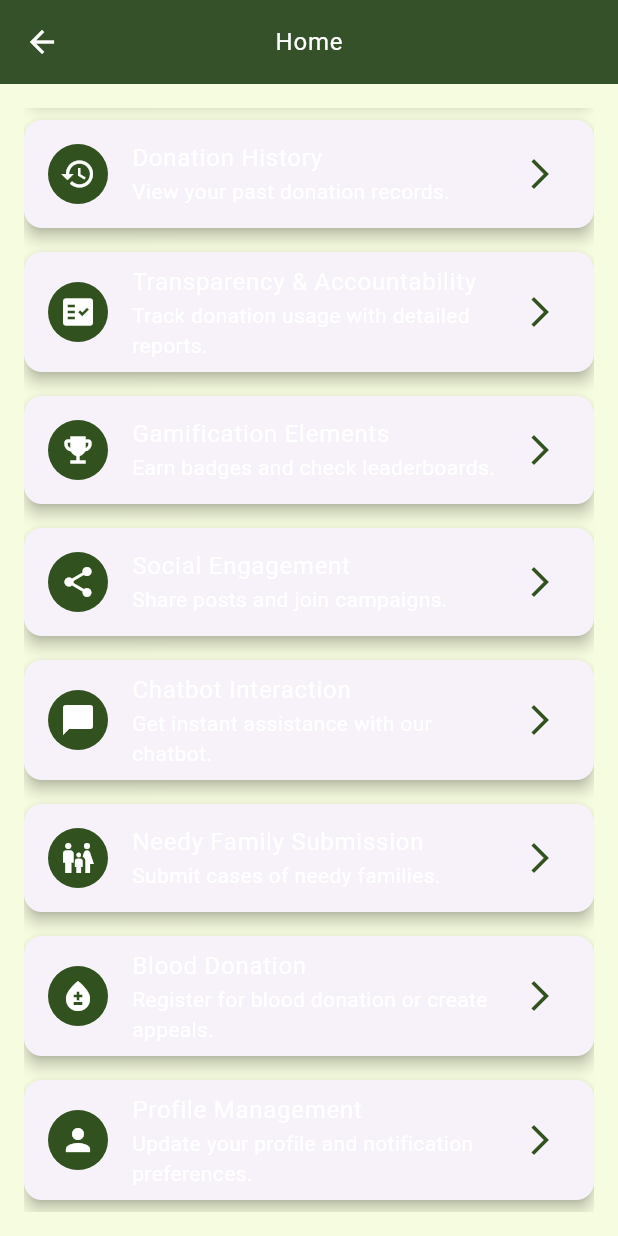
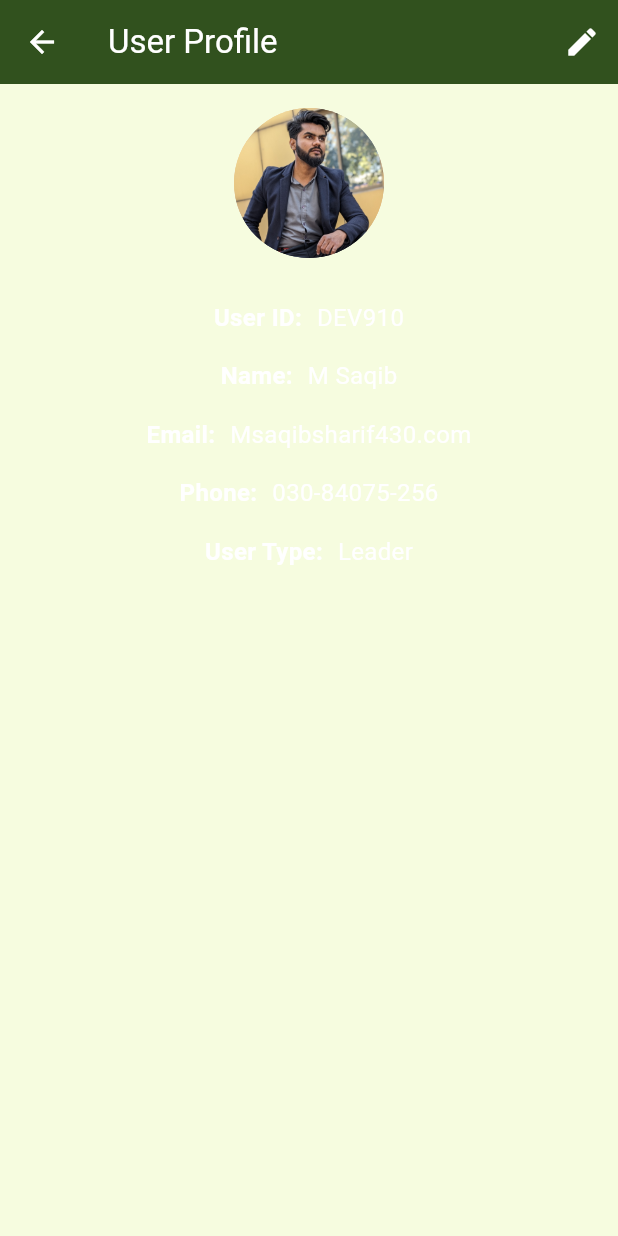
Before and after one commit to Muhammadsaqibsharif/kaar_e_kamal, a Flutter app: the UserHomeScreen screen opened by its route, scrolled down 96 dp, after a tap on "Profile Management", on a phone screen of 412 x 824 dp. Run offline on Flutter 3.47's test engine with Material 3 defaults, Android fonts, the light colour scheme and no system bars; our stand-ins replace shared_preferences; accounts and stored records are empty.

Commit message:
Working on User Screens 5 Profile Screen

```diff
--- a/lib/routes/app_routes.dart
+++ b/lib/routes/app_routes.dart
@@ -1,6 +1,7 @@
 import 'package:flutter/material.dart';
 import 'package:kaar_e_kamal/core/theme/theme_settings_screen.dart';
 import 'package:kaar_e_kamal/routes/route_names.dart';
+import 'package:kaar_e_kamal/screens/common/profile/user_profile_screen.dart';
 import 'package:kaar_e_kamal/screens/user/blood_donation/blood_appeal_screen.dart';
 import 'package:kaar_e_kamal/screens/user/blood_donation/blood_donation_history.dart';
 import 'package:kaar_e_kamal/screens/user/blood_donation/blood_donation_registration_screen.dart';
@@ -33,18 +34,25 @@ class AppRoutes {
           const UserHome2(), // New route for UserHome2
       RouteNames.DonationManagementScreen: (context) =>
           const DonationManagementScreen(),
-      RouteNames.DonationHistoryScreen: (context) =>
-          DonationHistoryScreen(),
-      RouteNames.FamilySubmissionForm: (context) =>
-          FamilySubmissionForm(),
+      RouteNames.DonationHistoryScreen: (context) => DonationHistoryScreen(),
+      RouteNames.FamilySubmissionForm: (context) => FamilySubmissionForm(),
       RouteNames.ChatbotInteractionScreen: (context) =>
           ChatbotInteractionScreen(),
-      RouteNames.BloodRequestScreen: (context) =>
-          BloodRequestScreen(),
+      RouteNames.BloodRequestScreen: (context) => BloodRequestScreen(),
       RouteNames.BloodDonationRegistrationScreen: (context) =>
           BloodDonationRegistrationScreen(),
       RouteNames.BloodDonationHistoryScreen: (context) =>
           BloodDonationHistoryScreen(),
+      //profile
+      RouteNames.UserProfileScreen: (context) => UserProfileScreen(
+            imgPath: 'assets/pics/DP.jpg', // Replace with actual value or variable
+            userId: 'DEV910', // Replace with actual value or variable
+            userName: 'M Saqib', // Replace with actual value or variable
+            userEmail:
+                'Msaqibsharif430.com', // Replace with actual value or variable
+            userPhone: '030-84075-256', // Replace with actual value or variable
+            userType: 'Leader', // Replace with actual value or variable
+          ),
     };
   }
 }
--- a/lib/routes/route_names.dart
+++ b/lib/routes/route_names.dart
@@ -13,4 +13,5 @@ class RouteNames {
       '/BloodDonationRegistrationScreen';
   static const String BloodDonationHistoryScreen =
       '/BloodDonationHistoryScreen';
+  static const String UserProfileScreen = '/UserProfileScreen';
 }
--- a/lib/screens/common/profile/user_profile_screen.dart
+++ b/lib/screens/common/profile/user_profile_screen.dart
@@ -0,0 +1,119 @@
+import 'package:flutter/material.dart';
+import 'package:kaar_e_kamal/widgets/common/profile/info_row.dart';
+import 'package:kaar_e_kamal/widgets/common/profile/profile_avatar.dart';
+
+class UserProfileScreen extends StatelessWidget {
+  final String imgPath;
+  final String userId;
+  final String userName;
+  final String userEmail;
+  final String userPhone;
+  final String userType;
+
+  const UserProfileScreen({
+    super.key,
+    required this.imgPath,
+    required this.userId,
+    required this.userName,
+    required this.userEmail,
+    required this.userPhone,
+    required this.userType,
+  });
+
+  @override
+  Widget build(BuildContext context) {
+    return Scaffold(
+      appBar: AppBar(
+        title: const Text('User Profile'),
+        actions: [
+          IconButton(
+            icon: const Icon(Icons.edit),
+            onPressed: () {
+              _showEditDialog(context);
+            },
+          ),
+        ],
+      ),
+      body: Padding(
+        padding: const EdgeInsets.all(16.0),
+        child: Column(
+          crossAxisAlignment: CrossAxisAlignment.start,
+          children: [
+            Center(
+              child: ProfileAvatar(assetPath: imgPath),
+            ),
+            const SizedBox(height: 20),
+            InfoRow(label: 'User ID', value: userId),
+            InfoRow(label: 'Name', value: userName),
+            InfoRow(label: 'Email', value: userEmail),
+            InfoRow(label: 'Phone', value: userPhone),
+            InfoRow(label: 'User Type', value: userType),
+          ],
+        ),
+      ),
+    );
+  }
+
+  void _showEditDialog(BuildContext context) {
+    final TextEditingController nameController =
+        TextEditingController(text: userName);
+    final TextEditingController emailController =
+        TextEditingController(text: userEmail);
+    final TextEditingController phoneController =
+        TextEditingController(text: userPhone);
+
+    showDialog(
+      context: context,
+      builder: (BuildContext context) {
+        return AlertDialog(
+          title: const Text('Edit Profile'),
+          content: SingleChildScrollView(
+            child: Column(
+              crossAxisAlignment: CrossAxisAlignment.start,
+              children: [
+                TextField(
+                  controller: nameController,
+                  decoration: const InputDecoration(
+                    labelText: 'Name',
+                    border: OutlineInputBorder(),
+                  ),
+                ),
+                const SizedBox(height: 10),
+                TextField(
+                  controller: emailController,
+                  decoration: const InputDecoration(
+                    labelText: 'Email',
+                    border: OutlineInputBorder(),
+                  ),
+                ),
+                const SizedBox(height: 10),
+                TextField(
+                  controller: phoneController,
+                  decoration: const InputDecoration(
+                    labelText: 'Phone',
+                    border: OutlineInputBorder(),
+                  ),
+                ),
+              ],
+            ),
+          ),
+          actions: [
+            TextButton(
+              onPressed: () {
+                Navigator.pop(context); // Close the dialog
+              },
+              child: const Text('Cancel'),
+            ),
+            ElevatedButton(
+              onPressed: () {
+                // Perform save operation here (e.g., send data to a database or API)
+                Navigator.pop(context); // Close the dialog
+              },
+              child: const Text('Save'),
+            ),
+          ],
+        );
+      },
+    );
+  }
+}
--- a/lib/screens/user/home_screen.dart
+++ b/lib/screens/user/home_screen.dart
@@ -100,6 +100,7 @@ class UserHomeScreen extends StatelessWidget {
                 subtitle: 'Update your profile and notification preferences.',
                 icon: Icons.person,
                 onTap: () {
+                  Navigator.pushNamed(context, RouteNames.UserProfileScreen);
                   // Navigate to Profile Management
                 },
               ),
--- /dev/null
+++ b/lib/widgets/common/profile/info_row.dart
@@ -0,0 +1,38 @@
+import 'package:flutter/material.dart';
+
+class InfoRow extends StatelessWidget {
+  final String label;
+  final String value;
+
+  const InfoRow({super.key, required this.label, required this.value});
+
+  @override
+  Widget build(BuildContext context) {
+    return Padding(
+      padding: const EdgeInsets.symmetric(vertical: 8.0),
+      child: Row(
+        mainAxisAlignment: MainAxisAlignment.center, // Centers the entire row
+        children: [
+          Text(
+            '$label:',
+            style: const TextStyle(
+              fontWeight: FontWeight.bold,
+              fontSize: 16,
+            ),
+          ),
+          const SizedBox(width: 10), // Space between label and value
+          Flexible(
+            child: Text(
+              value,
+              style: const TextStyle(
+                fontSize: 16,
+              ),
+              textAlign: TextAlign.center, // Ensures value is center-aligned
+              overflow: TextOverflow.ellipsis, // Prevents overflow issues
+            ),
+          ),
+        ],
+      ),
+    );
+  }
+}
--- /dev/null
+++ b/lib/widgets/common/profile/profile_avatar.dart
@@ -0,0 +1,27 @@
+import 'package:flutter/material.dart';
+
+class ProfileAvatar extends StatelessWidget {
+  final String assetPath;
+
+  const ProfileAvatar({super.key, required this.assetPath});
+
+  @override
+  Widget build(BuildContext context) {
+    return CircleAvatar(
+      radius: 50,
+      backgroundImage: AssetImage(assetPath),
+      backgroundColor: Colors.grey[200],
+      child: ClipOval(
+        child: Image.asset(
+          assetPath,
+          fit: BoxFit.cover,
+          errorBuilder: (context, error, stackTrace) => const Icon(
+            Icons.person,
+            size: 50,
+            color: Colors.grey,
+          ),
+        ),
+      ),
+    );
+  }
+}
--- a/pubspec.yaml
+++ b/pubspec.yaml
@@ -68,9 +68,9 @@ flutter:
   uses-material-design: true
 
   # To add assets to your application, add an assets section, like this:
-  # assets:
-  #   - images/a_dot_burr.jpeg
-  #   - images/a_dot_ham.jpeg
+  assets:
+    - assets/pics/DP.jpg
+    # - images/a_dot_ham.jpeg
 
   # An image asset can refer to one or more resolution-specific "variants", see
   # https://flutter.dev/to/resolution-aware-images
```
Also changed, not shown: lib/screens/common/profile/notification_preferences_screen.dart (+35 -0 lines), lib/widgets/common/profile/user_info_form.dart (+51 -0 lines), assets/pics/DP.jpg (added).
